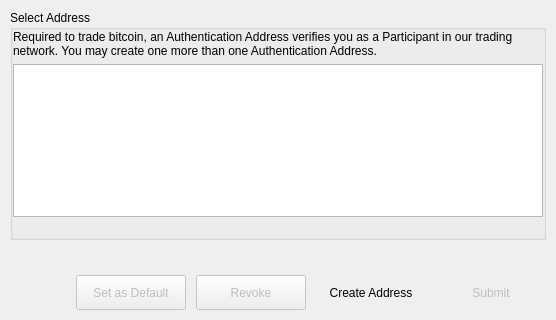
Above: BlockSettleUILib/AuthAddressDialog.ui from BlockSettle/terminal before the change. Below: the same form after it.
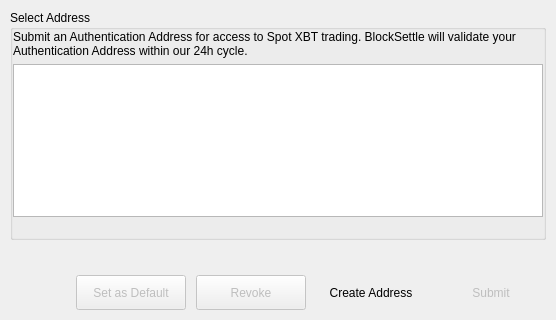
That is the form after the change. Icons and pictures are not drawn.

Commit message: Fix copy for auth addresses

The edit to the form file:
```diff
--- a/BlockSettleUILib/AuthAddressDialog.ui
+++ b/BlockSettleUILib/AuthAddressDialog.ui
@@ -102,7 +102,7 @@
             </sizepolicy>
            </property>
            <property name="text">
-            <string>Required to trade bitcoin, an Authentication Address verifies you as a Participant in our trading network. You may create one more than one Authentication Address.</string>
+            <string>Submit an Authentication Address for access to Spot XBT trading. BlockSettle will validate your Authentication Address within our 24h cycle.</string>
            </property>
            <property name="textFormat">
             <enum>Qt::PlainText</enum>
```
